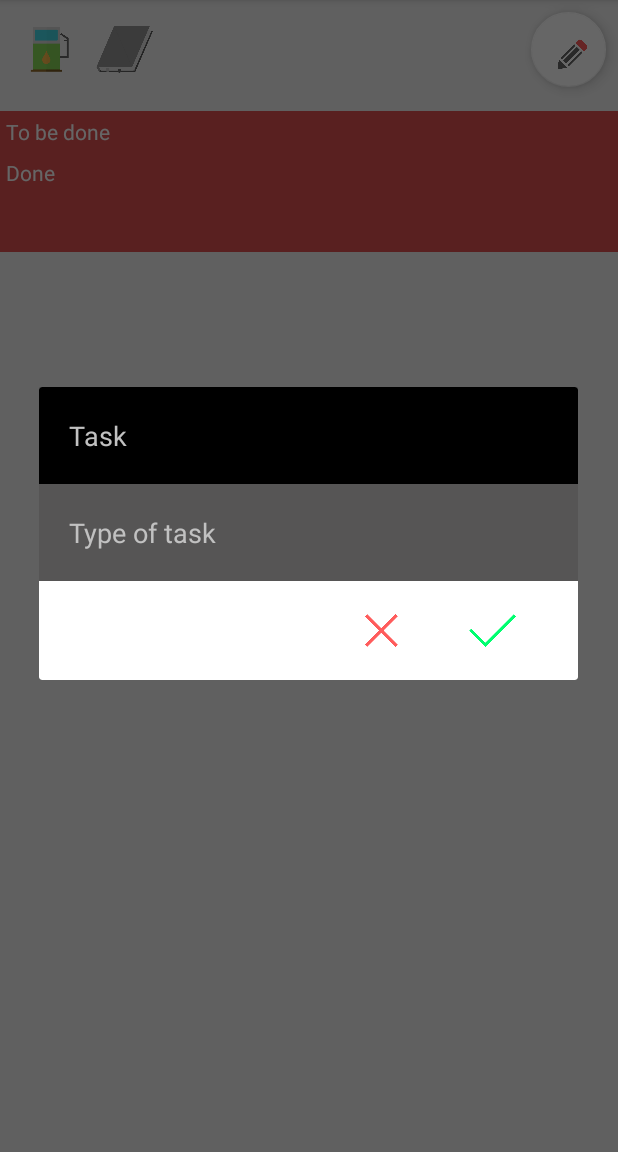
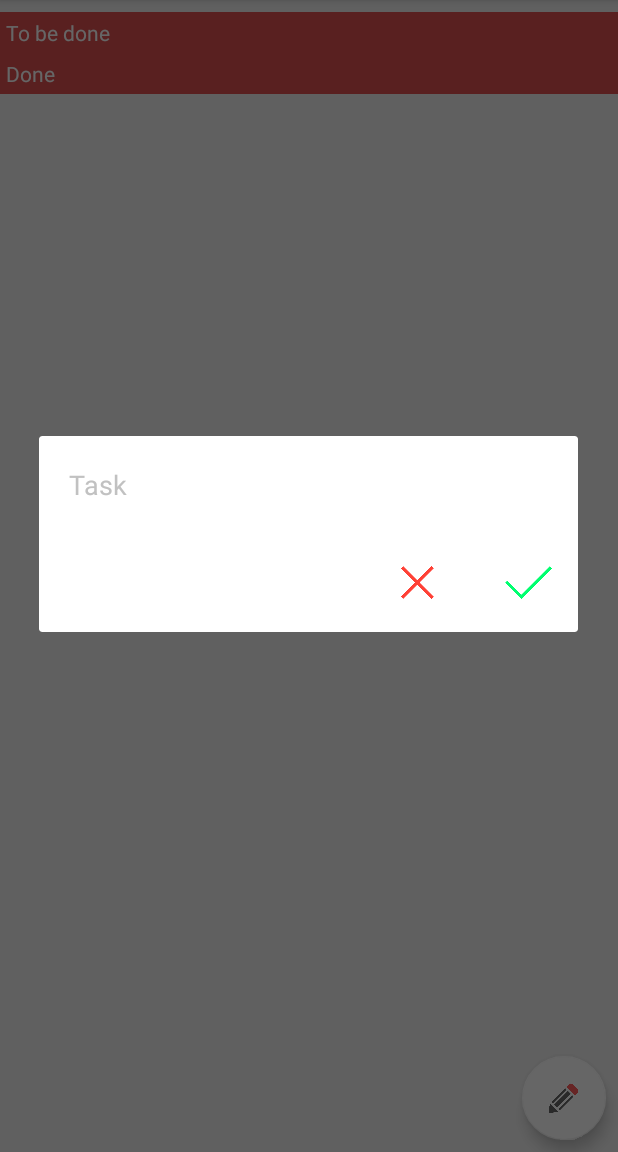
Before and after one commit to alancleetus/to-do-list, an Android app: the screen it shows after launch (MainActivity), after a tap on an icon or button, on a phone screen of 412 x 824 dp, the part 84-1236 px from its top. Run offline under Robolectric (Android 15) with nearby library versions, the phone set to English and light mode, and no system bars.

Commit message:
changed a lot of things. removed the hw and gas buttons because i never ended up using them.same with the type of tasks

```diff
--- a/ToDoList/app/src/main/java/io/github/alancleetus/todolist/DatabaseHelper.java
+++ b/ToDoList/app/src/main/java/io/github/alancleetus/todolist/DatabaseHelper.java
@@ -8,41 +8,34 @@ import android.database.sqlite.SQLiteOpenHelper;
 import android.widget.Toast;
 
 /**
- * Created by alan on 7/7/17.
+ * updated by alan on 10/23/18.
  */
 
 public class DatabaseHelper extends SQLiteOpenHelper {
     public static final String DATABASE_NAME= "tasks.db";       //database name
     public static final String TABLE_1_NAME = "tasks_table";      //table name
-    public static final String TABLE_2_NAME = "states_table";      //table name
-
-    //columns in database
-    public static final String TB_2_COL_1 = "buttonName";
-    public static final String TB_2_COL_2 = "state";
 
     //columns in database
     public static final String TB_1_COL_1 = "id";
     public static final String TB_1_COL_2 = "task";
-    public static final String TB_1_COL_3 = "taskType";
-    public static final String TB_1_COL_4 = "status";
+    public static final String TB_1_COL_3 =  "status";
 
 
 
     public DatabaseHelper(Context context) {
-        super(context, DATABASE_NAME, null, 2);
+        super(context, DATABASE_NAME, null, 4);
     }
 
     @Override
     public void onCreate(SQLiteDatabase sqLiteDatabase) {
-        sqLiteDatabase.execSQL("create table "+TABLE_1_NAME+" ("+TB_1_COL_1+" INTEGER PRIMARY KEY AUTOINCREMENT, "+TB_1_COL_2+" TEXT, "+TB_1_COL_3+" TEXT, "+TB_1_COL_4+" TEXT)");
 
-        sqLiteDatabase.execSQL("create table "+TABLE_2_NAME+" ("+TB_2_COL_1+" TEXT PRIMARY KEY, " +TB_2_COL_2+" TEXT)");
+        sqLiteDatabase.execSQL("create table "+TABLE_1_NAME+" ("+TB_1_COL_1+" INTEGER PRIMARY KEY AUTOINCREMENT, "+TB_1_COL_2+" TEXT, "+TB_1_COL_3+" TEXT)");
+
     }
 
     @Override
     public void onUpgrade(SQLiteDatabase sqLiteDatabase, int i, int i1) {
         sqLiteDatabase.execSQL("DROP TABLE IF EXISTS "+TABLE_1_NAME);
-        sqLiteDatabase.execSQL("DROP TABLE IF EXISTS "+TABLE_2_NAME);
         onCreate(sqLiteDatabase);
     }
 
@@ -52,21 +45,9 @@ public class DatabaseHelper extends SQLiteOpenHelper {
         ContentValues cv = new ContentValues();
 
         cv.put(TB_1_COL_2, task);
-        cv.put(TB_1_COL_3, "general");
-        cv.put(TB_1_COL_4, "false");
+        cv.put(TB_1_COL_3, "false");
         return db.insert(TABLE_1_NAME, null, cv);
 
-    }
-
-    public long TB_1_insert(String task, String type)
-    {
-        SQLiteDatabase db = this.getWritableDatabase();
-        ContentValues cv = new ContentValues();
-
-        cv.put(TB_1_COL_2, task);
-        cv.put(TB_1_COL_3, type);
-        cv.put(TB_1_COL_4, "false");
-        return db.insert(TABLE_1_NAME, null, cv);
     }
 
     public Cursor TB_1_getAllData()
@@ -83,21 +64,20 @@ public class DatabaseHelper extends SQLiteOpenHelper {
         ContentValues cv = new ContentValues();
 
         cv.put(TB_1_COL_1, id);
-        cv.put(TB_1_COL_4, status);
+        cv.put(TB_1_COL_3, status);
 
         db.update(TABLE_1_NAME, cv, TB_1_COL_1+" = ?", new String[] {id});
         return true;
     }
 
-    public boolean TB_1_updateData(String id, String task, String type, String status)
+    public boolean TB_1_updateData(String id, String task, String status)
     {
         SQLiteDatabase db = this.getWritableDatabase();
         ContentValues cv = new ContentValues();
 
         cv.put(TB_1_COL_1, id);
         cv.put(TB_1_COL_2, task);
-        cv.put(TB_1_COL_3, type);
-        cv.put(TB_1_COL_4, status);
+        cv.put(TB_1_COL_3, status);
 
         db.update(TABLE_1_NAME, cv, TB_1_COL_1+" = ?", new String[] {id});
         return true;
@@ -108,54 +88,4 @@ public class DatabaseHelper extends SQLiteOpenHelper {
         SQLiteDatabase db = this.getWritableDatabase();
         return db.delete(TABLE_1_NAME, "id = ?", new String[] { id});
     }
-
-
-    /*******************/
-
-    public long TB_2_insert(String buttonName, String state)
-    {
-        SQLiteDatabase db = this.getWritableDatabase();
-        ContentValues cv = new ContentValues();
-
-        cv.put(TB_2_COL_1, buttonName);
-        cv.put(TB_2_COL_2, state);
-        return db.insert(TABLE_2_NAME, null, cv);
-    }
-
-    public Cursor TB_2_getAll()
-    {
-        SQLiteDatabase db = this.getWritableDatabase();
-        Cursor data = db.rawQuery("select * from "+TABLE_2_NAME, null);
-
-        return data;
-    }
-
-    public Cursor TB_2_getState(String buttonName)
-    {
-        //TODO: make sure there wont be any sql injection by checking buttonName for anything other than alphabets
-
-        SQLiteDatabase db = this.getWritableDatabase();
-        Cursor data = db.rawQuery("select state from "+TABLE_2_NAME+" where "+TB_2_COL_1+" =  '"+buttonName+"'", null);
-
-        return data;
-    }
-
-    public boolean TB_2_update(String id, String state)
-    {
-        SQLiteDatabase db = this.getWritableDatabase();
-        ContentValues cv = new ContentValues();
-
-        cv.put(TB_2_COL_1, id);
-        cv.put(TB_2_COL_2, state);
-
-        db.update(TABLE_2_NAME, cv, TB_2_COL_1+" = ?", new String[] {id});
-        return true;
-    }
-
-    public int TB_2_delete(String id)
-    {
-        SQLiteDatabase db = this.getWritableDatabase();
-        return db.delete(TABLE_2_NAME, "id = ?", new String[] { id});
-    }
-
 }
--- a/ToDoList/app/src/main/res/layout/activity_main.xml
+++ b/ToDoList/app/src/main/res/layout/activity_main.xml
@@ -10,6 +10,21 @@
     tools:context="io.github.alancleetus.todolist.MainActivity">
 
 
+    <android.support.design.widget.FloatingActionButton
+        android:id="@+id/fab"
+        android:layout_width="56dp"
+        android:layout_height="58dp"
+        android:layout_gravity="bottom|end"
+        android:layout_marginBottom="8dp"
+        android:layout_marginEnd="8dp"
+        android:layout_marginRight="8dp"
+        android:layout_marginTop="8dp"
+        app:layout_constraintBottom_toBottomOf="parent"
+        app:layout_constraintRight_toRightOf="parent"
+        app:layout_constraintTop_toBottomOf="@+id/doneSection"
+        app:layout_constraintVertical_bias="0.997"
+        app:srcCompat="@drawable/pencil" />
+
     <ScrollView
         android:layout_width="0dp"
         android:layout_height="wrap_content"
@@ -17,8 +32,6 @@
         app:layout_constraintHorizontal_bias="0.0"
         app:layout_constraintLeft_toLeftOf="parent"
         app:layout_constraintRight_toRightOf="parent"
-        android:layout_marginBottom="0dp"
-        android:layout_marginTop="8dp"
         app:layout_constraintTop_toBottomOf="@+id/horizontalScrollView"
         app:layout_constraintVertical_bias="0.0"
         android:id="@+id/scrollView2">
@@ -36,11 +49,12 @@
                 app:layout_constraintRight_toRightOf="parent"
                 app:layout_constraintTop_toBottomOf="@+id/newItemInputBox">
 
+
+
                 <TextView
                     android:id="@+id/tbdtext"
                     android:layout_width="0dp"
                     android:layout_height="wrap_content"
-                    android:layout_marginTop="8dp"
                     android:background="@color/colorPrimaryDark"
                     android:padding="4dp"
                     android:text="To be done"
@@ -75,44 +89,20 @@
                     android:id="@+id/doneSection"
                     android:layout_width="0dp"
                     android:layout_height="wrap_content"
-                    android:layout_marginBottom="32dp"
-                    android:layout_marginTop="0dp"
+                    android:layout_marginBottom="64dp"
                     android:orientation="vertical"
                     app:layout_constraintBottom_toBottomOf="parent"
                     app:layout_constraintHorizontal_bias="0.0"
                     app:layout_constraintLeft_toLeftOf="parent"
                     app:layout_constraintRight_toRightOf="parent"
                     app:layout_constraintTop_toBottomOf="@+id/donetext"
-                    app:layout_constraintVertical_bias="0.0"></LinearLayout>
+                    app:layout_constraintVertical_bias="0.0">
 
-                <TextView
-                    android:layout_width="0dp"
-                    android:layout_height="wrap_content"
-                    android:background="@color/colorPrimaryDark"
-                    android:padding="10dp"
-                    android:textColor="#ffffff"
-                    app:layout_constraintLeft_toLeftOf="parent"
-                    app:layout_constraintRight_toRightOf="parent"
-                    app:layout_constraintHorizontal_bias="0.0"
-                    android:layout_marginTop="0dp"
-                    app:layout_constraintTop_toBottomOf="@+id/doneSection" />
+                </LinearLayout>
+
             </android.support.constraint.ConstraintLayout>
         </LinearLayout>
     </ScrollView>
-
-    <android.support.design.widget.FloatingActionButton
-        android:id="@+id/fab"
-        android:layout_width="50dp"
-        android:layout_height="50dp"
-        android:layout_gravity="bottom|end"
-        android:layout_marginEnd="8dp"
-        android:layout_marginRight="8dp"
-        android:layout_marginTop="8dp"
-        app:layout_constraintRight_toRightOf="parent"
-        app:layout_constraintTop_toTopOf="parent"
-        app:srcCompat="@drawable/pencil"
-        android:layout_marginBottom="8dp"
-        app:layout_constraintBottom_toTopOf="@+id/scrollView2" />
 
     <HorizontalScrollView
         android:id="@+id/horizontalScrollView"
@@ -125,7 +115,8 @@
         app:layout_constraintHorizontal_bias="1.0"
         app:layout_constraintLeft_toLeftOf="parent"
         app:layout_constraintRight_toLeftOf="@+id/fab"
-        app:layout_constraintTop_toTopOf="parent">
+        app:layout_constraintTop_toTopOf="parent"
+        android:layout_marginEnd="8dp">
 
         <LinearLayout
             android:layout_width="wrap_content"
@@ -134,21 +125,6 @@
             tools:layout_editor_absoluteX="85dp"
             tools:layout_editor_absoluteY="8dp">
 
-            <Button
-                android:id="@+id/gasButton"
-                android:layout_width="50dp"
-                android:layout_height="50dp"
-                android:layout_weight="1"
-                android:background="@drawable/highgas"
-                android:tag="high" />
-
-            <Button
-                android:id="@+id/homeWorkButton"
-                android:layout_width="50dp"
-                android:layout_height="50dp"
-                android:background="@drawable/nohw"
-                android:tag="false" />
-
         </LinearLayout>
     </HorizontalScrollView>
 
--- a/ToDoList/app/src/main/res/layout/dialog.xml
+++ b/ToDoList/app/src/main/res/layout/dialog.xml
@@ -10,12 +10,11 @@
         android:id="@+id/TaskInput"
         android:layout_width="0dp"
         android:layout_height="wrap_content"
-        android:background="#000000"
         android:ems="10"
         android:hint="Task"
         android:inputType="text"
         android:padding="20dp"
-        android:textColor="#ffffff"
+        android:textColor="@color/navy"
         android:textColorHint="#c1c1c1"
         app:layout_constraintHorizontal_bias="0.0"
         app:layout_constraintLeft_toLeftOf="parent"
@@ -23,41 +22,23 @@
         app:layout_constraintTop_toTopOf="parent"
         tools:layout_constraintLeft_creator="1"
         tools:layout_constraintRight_creator="1"
-        tools:layout_constraintTop_creator="1" />
-
-    <EditText
-        android:id="@+id/TypeInput"
-        android:layout_width="0dp"
-        android:layout_height="wrap_content"
-        android:background="#565555"
-        android:ems="10"
-        android:hint="Type of task"
-        android:inputType="text"
-        android:padding="20dp"
-        android:textColor="#ffffff"
-        android:textColorHint="#c1c1c1"
-        app:layout_constraintHorizontal_bias="0.0"
-        app:layout_constraintLeft_toLeftOf="parent"
-        app:layout_constraintRight_toRightOf="parent"
-        app:layout_constraintTop_toBottomOf="@+id/TaskInput"
-        tools:layout_constraintLeft_creator="1"
-        tools:layout_constraintRight_creator="1"
-        tools:layout_constraintTop_creator="1" />
+        tools:layout_constraintTop_creator="1"
+        android:textCursorDrawable="@null"/>
 
     <Button
         android:id="@+id/cancelDialogButton"
         android:layout_width="50dp"
         android:layout_height="50dp"
+        android:layout_marginBottom="8dp"
+        android:layout_marginRight="24dp"
         android:background="@drawable/cross"
-        android:backgroundTint="@color/colorPrimary"
+        android:backgroundTint="@color/red"
         android:padding="10dp"
+        app:layout_constraintBottom_toBottomOf="parent"
         app:layout_constraintRight_toLeftOf="@+id/NewTaskButton"
         tools:layout_constraintRight_creator="1"
-        android:layout_marginRight="24dp"
         android:layout_marginTop="8dp"
-        app:layout_constraintTop_toBottomOf="@+id/TypeInput"
-        app:layout_constraintBottom_toBottomOf="parent"
-        android:layout_marginBottom="8dp" />
+        app:layout_constraintTop_toBottomOf="@+id/TaskInput" />
 
     <Button
         android:id="@+id/NewTaskButton"
@@ -67,12 +48,11 @@
         android:backgroundTint="@color/lime"
         android:padding="10dp"
         tools:layout_constraintRight_creator="1"
-        android:layout_marginTop="8dp"
-        app:layout_constraintTop_toBottomOf="@+id/TypeInput"
-        android:layout_marginRight="32dp"
+        android:layout_marginRight="8dp"
         app:layout_constraintRight_toRightOf="parent"
         app:layout_constraintBottom_toBottomOf="parent"
         android:layout_marginBottom="8dp"
-        app:layout_constraintVertical_bias="1.0" />
+        android:layout_marginTop="8dp"
+        app:layout_constraintTop_toBottomOf="@+id/TaskInput" />
 
 </android.support.constraint.ConstraintLayout>
--- a/ToDoList/app/src/main/res/values/colors.xml
+++ b/ToDoList/app/src/main/res/values/colors.xml
@@ -3,6 +3,7 @@
     <color name="colorPrimary">#ff5c5c</color>
     <color name="colorPrimaryDark">#df5151</color>
     <color name="colorAccent">#ffffff</color>
+
 
     <color name="navy">#001f3f</color>
     <color name="blue">#0074d9</color>
```
Also changed, not shown: ToDoList/app/src/main/java/io/github/alancleetus/todolist/MainActivity.java (+66 -149 lines), ToDoList/app/src/main/res/layout/taskholder.xml (+1 -18 lines), 1 other file.
